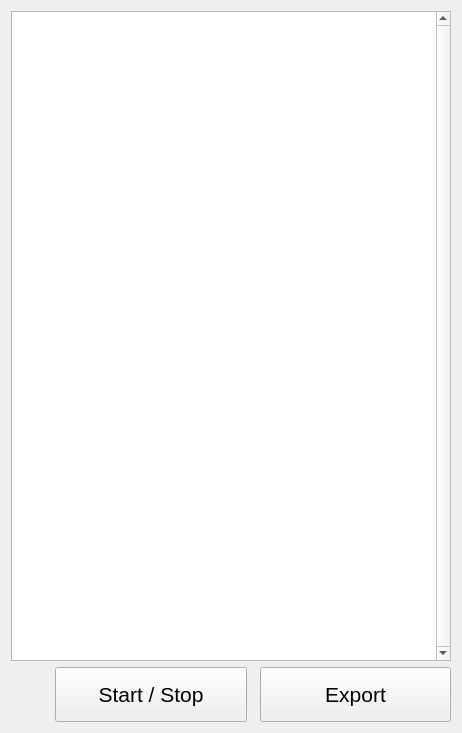
First picture: the form in Cybersecurity_Lesson/wardriving/wardriving.ui, repository GeekTech-mirror/qt-cybersecurity_lesson, before the edit.
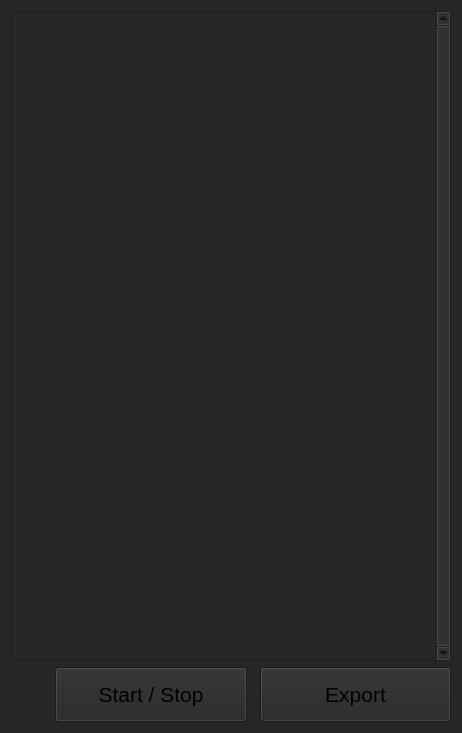
Second picture: the form after the edit. Icons and pictures are not drawn.

Diff of the .ui file:
```diff
--- a/Cybersecurity_Lesson/wardriving/wardriving.ui
+++ b/Cybersecurity_Lesson/wardriving/wardriving.ui
@@ -10,6 +10,97 @@
     <height>733</height>
    </rect>
   </property>
+  <property name="palette">
+   <palette>
+    <active>
+     <colorrole role="Button">
+      <brush brushstyle="SolidPattern">
+       <color alpha="255">
+        <red>30</red>
+        <green>34</green>
+        <blue>39</blue>
+       </color>
+      </brush>
+     </colorrole>
+     <colorrole role="Base">
+      <brush brushstyle="SolidPattern">
+       <color alpha="255">
+        <red>30</red>
+        <green>34</green>
+        <blue>39</blue>
+       </color>
+      </brush>
+     </colorrole>
+     <colorrole role="Window">
+      <brush brushstyle="SolidPattern">
+       <color alpha="255">
+        <red>30</red>
+        <green>34</green>
+        <blue>39</blue>
+       </color>
+      </brush>
+     </colorrole>
+    </active>
+    <inactive>
+     <colorrole role="Button">
+      <brush brushstyle="SolidPattern">
+       <color alpha="255">
+        <red>38</red>
+        <green>38</green>
+        <blue>38</blue>
+       </color>
+      </brush>
+     </colorrole>
+     <colorrole role="Base">
+      <brush brushstyle="SolidPattern">
+       <color alpha="255">
+        <red>38</red>
+        <green>39</green>
+        <blue>40</blue>
+       </color>
+      </brush>
+     </colorrole>
+     <colorrole role="Window">
+      <brush brushstyle="SolidPattern">
+       <color alpha="255">
+        <red>38</red>
+        <green>38</green>
+        <blue>38</blue>
+       </color>
+      </brush>
+     </colorrole>
+    </inactive>
+    <disabled>
+     <colorrole role="Button">
+      <brush brushstyle="SolidPattern">
+       <color alpha="255">
+        <red>30</red>
+        <green>34</green>
+        <blue>39</blue>
+       </color>
+      </brush>
+     </colorrole>
+     <colorrole role="Base">
+      <brush brushstyle="SolidPattern">
+       <color alpha="255">
+        <red>30</red>
+        <green>34</green>
+        <blue>39</blue>
+       </color>
+      </brush>
+     </colorrole>
+     <colorrole role="Window">
+      <brush brushstyle="SolidPattern">
+       <color alpha="255">
+        <red>30</red>
+        <green>34</green>
+        <blue>39</blue>
+       </color>
+      </brush>
+     </colorrole>
+    </disabled>
+   </palette>
+  </property>
   <property name="windowTitle">
    <string>Form</string>
   </property>
```
